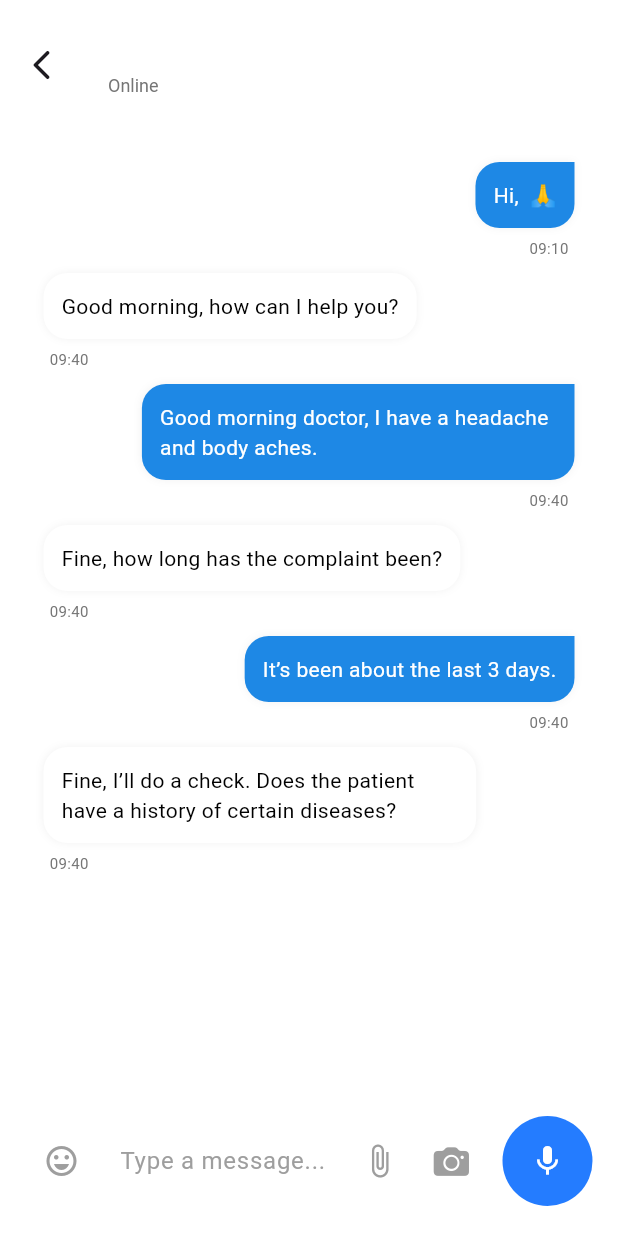
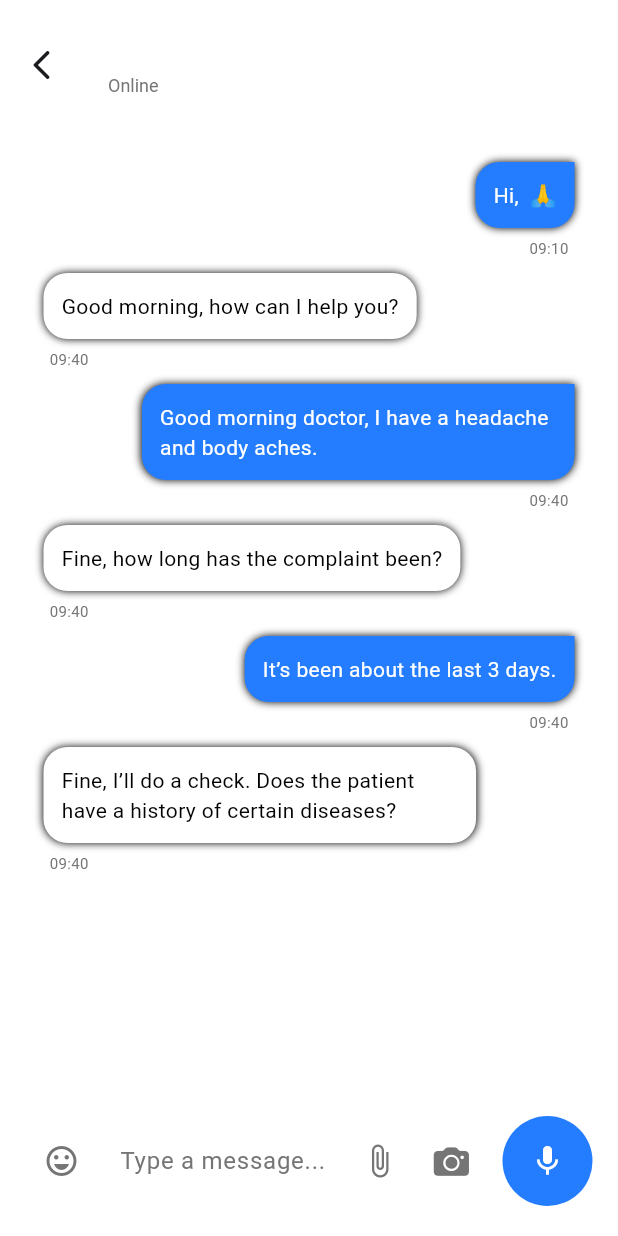
Before and after one commit to nadanasser0/Health_Care_App, a Flutter app: the ChatPage screen opened directly with empty values, on a phone screen of 412 x 824 dp. Run offline on Flutter 3.47's test engine with Material 3 defaults, Android fonts, the phone set to English and light mode, and no system bars; our stand-ins replace emoji_picker_flutter, file_picker, image_picker; missing offline and left inert: record.

Commit message:
Added chat feature with presentation folder and images

```diff
--- a/lib/Presentation/chats/models/chat_model.dart
+++ b/lib/Presentation/chats/models/chat_model.dart
@@ -16,7 +16,6 @@ class Chat {
   });
 }
 
-// قائمة المحادثات
 List<Chat> allChats = [
   Chat(
     name: "Dr. Randy Wigham",
--- a/lib/Presentation/chats/models/message_model.dart
+++ b/lib/Presentation/chats/models/message_model.dart
@@ -10,7 +10,6 @@ class Message {
   });
 }
 
-// داتا تجريبية لكل محادثة
 List<Message> demoMessages(String chatName) => [
       Message(text: "Hi, $chatName 🙏", isMe: true, time: "09:10"),
       Message(text: "Good morning, how can I help you?", isMe: false, time: "09:40"),
--- a/lib/Presentation/chats/view/chat_details_screen.dart
+++ b/lib/Presentation/chats/view/chat_details_screen.dart
@@ -19,8 +19,7 @@ class _ChatPageState extends State<ChatPage> {
   @override
   void initState() {
     super.initState();
-    _messages = demoMessages(widget.chatName); // جلب البيانات من الموديل
-  }
+    _messages = demoMessages(widget.chatName);}
 
   void _sendMessage(String msg) {
     if (msg.trim().isEmpty) return;
@@ -93,7 +92,7 @@ class _ChatPageState extends State<ChatPage> {
                             maxWidth: MediaQuery.of(context).size.width * 0.7,
                           ),
                           decoration: BoxDecoration(
-                            color: isMe ? Colors.blue[600] : Colors.white,
+                            color: isMe ? AppColors.blueColor :AppColors.whiteColor,
                             borderRadius: BorderRadius.only(
                               topLeft: const Radius.circular(16),
                               topRight: isMe ? Radius.zero : const Radius.circular(16),
@@ -102,7 +101,7 @@ class _ChatPageState extends State<ChatPage> {
                             ),
                             boxShadow: [
                               BoxShadow(
-                                color: Colors.black.withOpacity(0.05),
+                                color:AppColors.blackColor,
                                 blurRadius: 4,
                               ),
                             ],
@@ -110,7 +109,7 @@ class _ChatPageState extends State<ChatPage> {
                           child: Text(
                             msg.text,
                             style: TextStyle(
-                              color: isMe ? Colors.white : Colors.black,
+                              color: isMe ? AppColors.whiteColor :AppColors.blackColor,
                             ),
                           ),
                         ),
--- a/lib/Presentation/chats/widgets/chat_input_field.dart
+++ b/lib/Presentation/chats/widgets/chat_input_field.dart
@@ -81,7 +81,7 @@ class _ChatInputState extends State<ChatInput> {
         Row(
           children: [
             IconButton(
-              icon: const Icon(Icons.emoji_emotions_outlined,color: Colors.grey),
+              icon:  Icon(Icons.emoji_emotions_outlined,color:AppColors.greyColor),
               onPressed: _toggleEmojiPicker,
             ),
             const SizedBox(width: 15),
@@ -91,9 +91,9 @@ class _ChatInputState extends State<ChatInput> {
 
 
                 controller: _controller,
-                decoration: const InputDecoration(
+                decoration:  InputDecoration(
 
-                  hintText: "Type a message...",hintStyle: TextStyle(color: Colors.grey),
+                  hintText: "Type a message...",hintStyle: TextStyle(color: AppColors.greyColor),
                   border: InputBorder.none,
                 ),
                 onSubmitted: (_) => _sendMessage(),
@@ -101,12 +101,12 @@ class _ChatInputState extends State<ChatInput> {
             ),
 
             IconButton(
-              icon: const Icon(Icons.attach_file,color:  Colors.grey,),
+              icon:  Icon(Icons.attach_file,color:  AppColors.greyColor),
               onPressed: _pickFile,
             ),
 
             IconButton(
-              icon: const Icon(CupertinoIcons.camera_fill,color: Colors.grey),
+              icon: Icon(CupertinoIcons.camera_fill,color: AppColors.greyColor),
               onPressed: _openCamera,
             ),
             SizedBox(width: 10,),
--- a/lib/Presentation/chats/widgets/chat_search-bar.dart
+++ b/lib/Presentation/chats/widgets/chat_search-bar.dart
@@ -1,5 +1,6 @@
 import 'package:flutter/cupertino.dart';
 import 'package:flutter/material.dart';
+import 'package:health_care_app/core/constants/colors.dart';
 
 class ChatSearchBar extends StatelessWidget {
   final TextEditingController controller;
@@ -20,13 +21,13 @@ class ChatSearchBar extends StatelessWidget {
         onChanged: onChanged,
         decoration: InputDecoration(
           hintText: "Search Message",
-          prefixIcon: const Icon(CupertinoIcons.search),
+          prefixIcon:  Icon(CupertinoIcons.search),
           border: OutlineInputBorder(
             borderRadius: BorderRadius.circular(30),
             borderSide: BorderSide.none,
           ),
           filled: true,
-          fillColor: Colors.grey[200],
+          fillColor:AppColors.greyColor
         ),
       ),
     );
```
Also changed, not shown: lib/Presentation/chats/view/chats_list_screen.dart (+24 -25 lines), lib/Presentation/chats/widgets/chat_tile.dart (+5 -5 lines), lib/Presentation/chats/widgets/message_bubble.dart (+5 -4 lines), lib/main.dart (+7 -3 lines).
